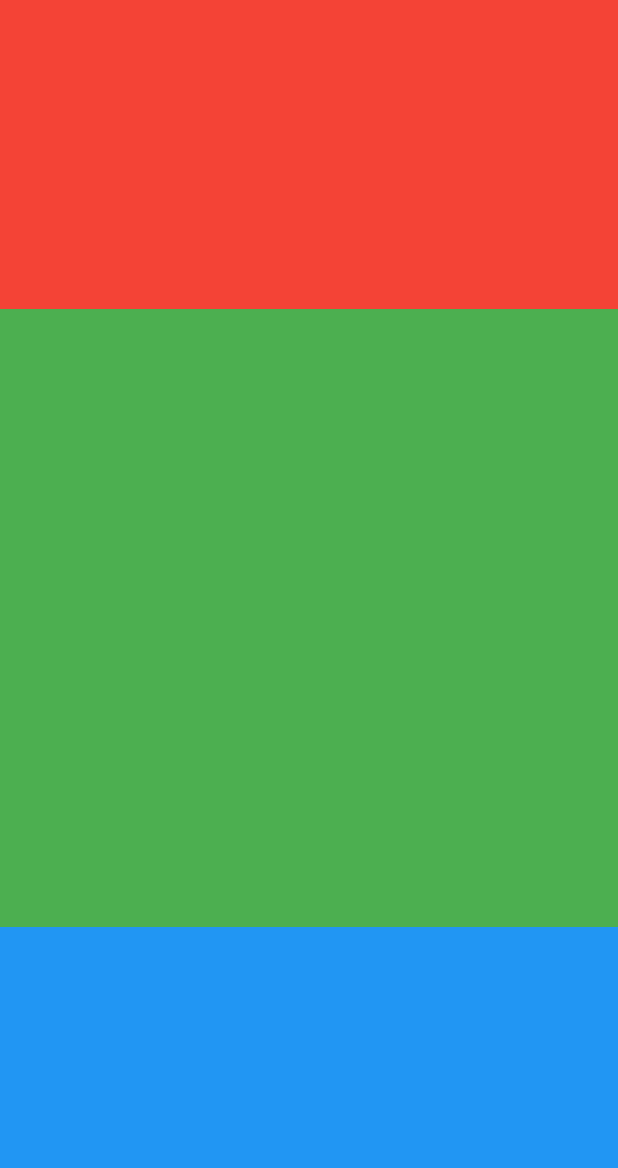
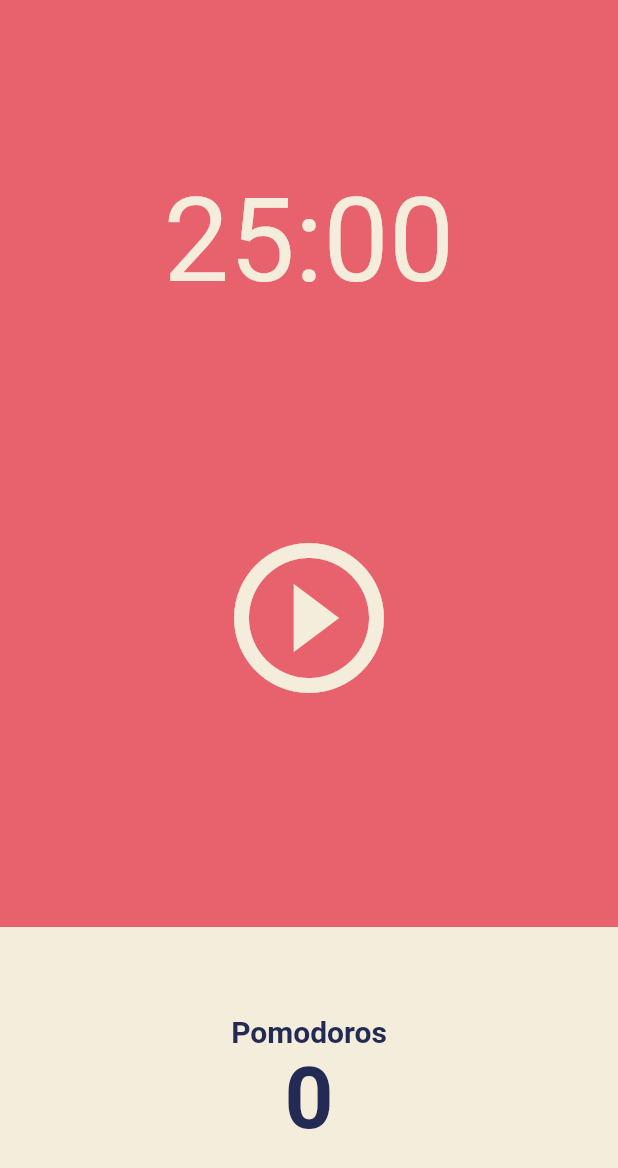
Before and after one commit to beetrbgus/pomodoro, a Flutter app: the screen it shows after launch, on a phone screen of 412 x 824 dp. Shown: the top 1168 px of the screen. Run offline on Flutter 3.47's test engine with Material 2 defaults, Android fonts, the phone set to English and light mode, and no system bars.

Commit message:
HomeScreen 제작중

```diff
--- a/lib/screens/home_screen.dart
+++ b/lib/screens/home_screen.dart
@@ -11,30 +11,67 @@ class _HomeScreenState extends State<HomeScreen> {
   @override
   Widget build(BuildContext context) {
     return Scaffold(
+      backgroundColor: Theme.of(context).backgroundColor,
       body: Column(
         children: [
+          // 비율을 정할 수 있어서 하드코딩 피할 수 있음
           Flexible(
             flex: 1,
             child: Container(
-              decoration: const BoxDecoration(
-                color: Colors.red,
+              alignment: Alignment.bottomCenter,
+              child: Text(
+                '25:00',
+                style: TextStyle(
+                    color: Theme.of(context).cardColor,
+                    fontSize: 78,
+                    fontWeight: FontWeight.w400),
               ),
             ),
           ),
           Flexible(
             flex: 2,
-            child: Container(
-              decoration: const BoxDecoration(
-                color: Colors.green,
+            child: Center(
+              child: IconButton(
+                onPressed: () {},
+                icon: const Icon(Icons.play_circle_outline),
+                iconSize: 120,
+                color: Theme.of(context).cardColor,
               ),
             ),
           ),
           Flexible(
             flex: 1,
-            child: Container(
-              decoration: const BoxDecoration(
-                color: Colors.blue,
-              ),
+            child: Row(
+              children: [
+                Expanded(
+                  child: Container(
+                    decoration: BoxDecoration(
+                      color: Theme.of(context).cardColor,
+                    ),
+                    child: Column(
+                      mainAxisAlignment: MainAxisAlignment.center,
+                      children: [
+                        Text(
+                          'Pomodoros',
+                          style: TextStyle(
+                            fontSize: 20,
+                            fontWeight: FontWeight.w600,
+                            color: Theme.of(context).textTheme.headline1?.color,
+                          ),
+                        ),
+                        Text(
+                          '0',
+                          style: TextStyle(
+                            fontSize: 57,
+                            fontWeight: FontWeight.w600,
+                            color: Theme.of(context).textTheme.headline1?.color,
+                          ),
+                        ),
+                      ],
+                    ),
+                  ),
+                ),
+              ],
             ),
           ),
         ],
```
